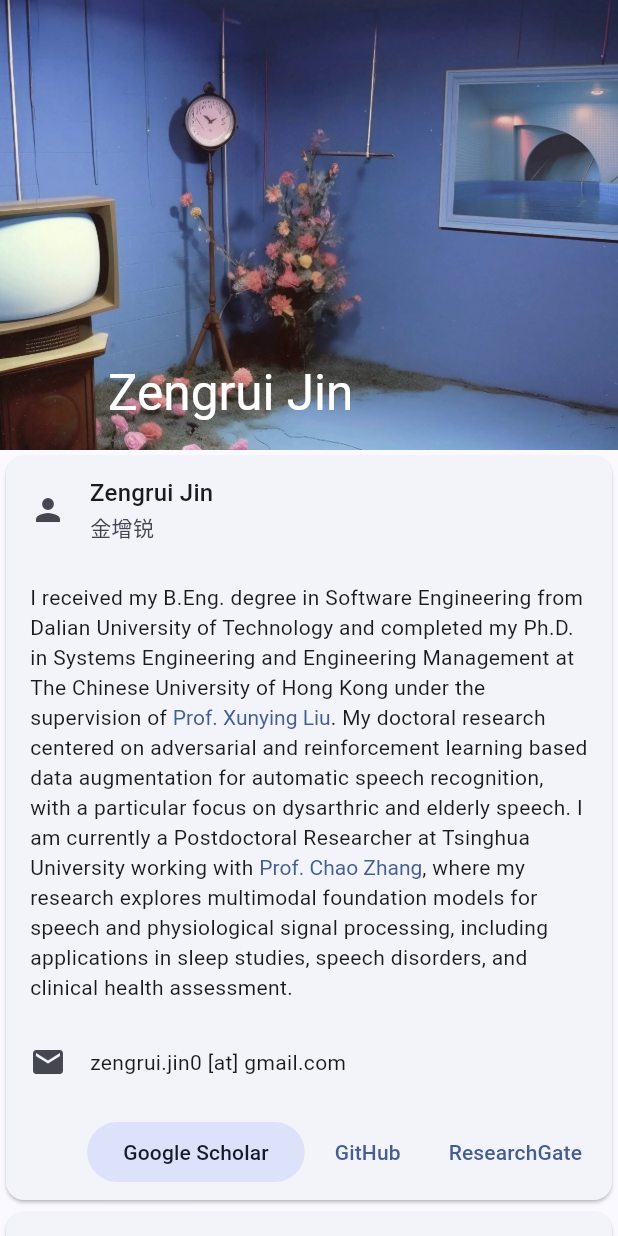
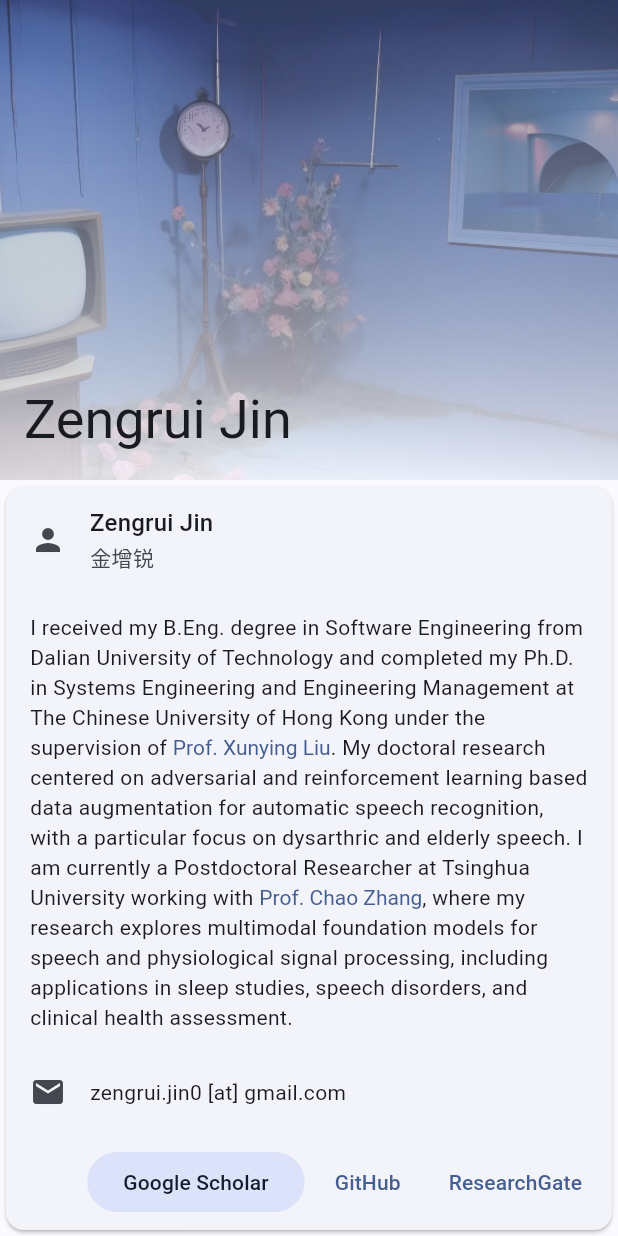
Before and after one commit to JinZr/flutter_io_page, a Flutter app: the screen it shows after launch, on a phone screen of 412 x 824 dp. Run offline on Flutter 3.47's test engine with Material 3 defaults, Android fonts, the phone set to English and light mode, and no system bars; our stand-ins replace google_fonts; network calls fail; Roboto replaces fonts that are missing (Roboto Serif).

```diff
--- a/lib/home.dart
+++ b/lib/home.dart
@@ -1,3 +1,4 @@
+import 'package:flutter/foundation.dart';
 import 'package:flutter/material.dart';
 
 import 'home_components/academic_service_card.dart';
@@ -35,31 +36,66 @@ class _MyHomePageState extends State<MyHomePage> {
       );
     }
 
-    return Scaffold(
+    return PopScope(
+      canPop: !kIsWeb,
+      child: Scaffold(
         body: NestedScrollView(
           floatHeaderSlivers: true,
-        headerSliverBuilder: (BuildContext context, bool innerBoxIsScrolled) =>
-            <Widget>[
+          headerSliverBuilder:
+              (BuildContext context, bool innerBoxIsScrolled) => <Widget>[
                 SliverAppBar.large(
                   floating: true,
                   pinned: true,
-                expandedHeight: 300.0,
+                  stretch: true,
+                  forceElevated: innerBoxIsScrolled,
+                  expandedHeight: 320.0,
+                  backgroundColor: Theme.of(context).colorScheme.surface,
+                  foregroundColor: Theme.of(context).colorScheme.onSurface,
+                  surfaceTintColor: Theme.of(context).colorScheme.surfaceTint,
+                  shadowColor: Theme.of(context).colorScheme.shadow,
                   scrolledUnderElevation: 4.0,
-                shadowColor: Theme.of(context).colorScheme.shadow,
-                backgroundColor: Theme.of(context).colorScheme.primary,
+                  shape: const RoundedRectangleBorder(
+                    borderRadius: BorderRadius.vertical(
+                      bottom: Radius.circular(28.0),
+                    ),
+                  ),
                   flexibleSpace: FlexibleSpaceBar(
+                    collapseMode: CollapseMode.parallax,
+                    stretchModes: const [
+                      StretchMode.zoomBackground,
+                      StretchMode.blurBackground,
+                    ],
+                    titlePadding: const EdgeInsetsDirectional.only(
+                      start: 16.0,
+                      bottom: 16.0,
+                    ),
                     title: Text(
                       AUTHOR_TEXT,
-                    style: TextStyle(
-                      color: Colors.white,
-                      fontStyle: Theme.of(
+                      style: Theme.of(context).textTheme.headlineSmall,
+                    ),
+                    background: Stack(
+                      fit: StackFit.expand,
+                      children: [
+                        Image.asset(
+                          "assets/images/header.webp",
+                          fit: BoxFit.cover,
+                        ),
+                        DecoratedBox(
+                          decoration: BoxDecoration(
+                            gradient: LinearGradient(
+                              begin: Alignment.topCenter,
+                              end: Alignment.bottomCenter,
+                              colors: [
+                                Theme.of(context).colorScheme.surfaceTint
+                                    .withValues(alpha: 0.35),
+                                Theme.of(
                                   context,
-                      ).textTheme.titleLarge!.fontStyle,
+                                ).colorScheme.surface.withValues(alpha: 0.85),
+                              ],
                             ),
                           ),
-                  background: Image.asset(
-                    "assets/images/header.webp",
-                    fit: BoxFit.cover,
+                        ),
+                      ],
                     ),
                   ),
                 ),
@@ -74,6 +110,7 @@ class _MyHomePageState extends State<MyHomePage> {
             ],
           ),
         ),
+      ),
     );
   }
 }
```
Also changed, not shown: 1 other file. Lines whose indentation alone changed are shown as unchanged.
